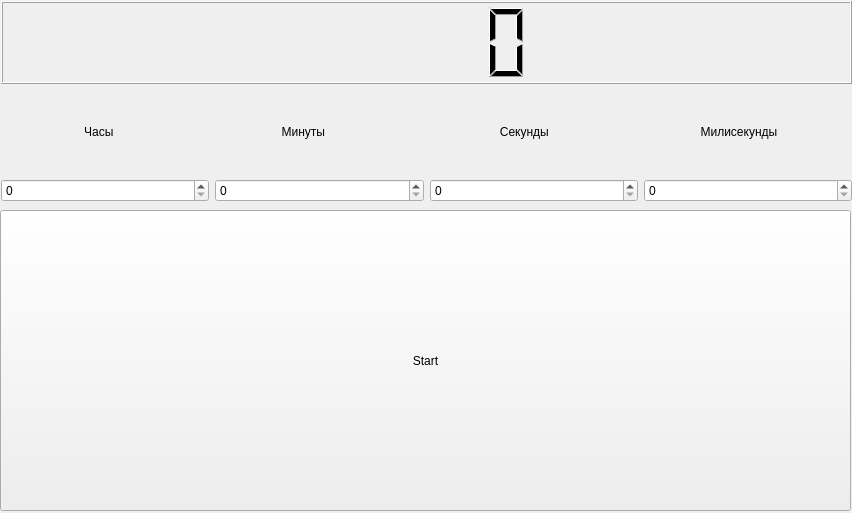
Artemy579/qt_projects, file alarm_clock/mainwindow.ui: the form before one commit.
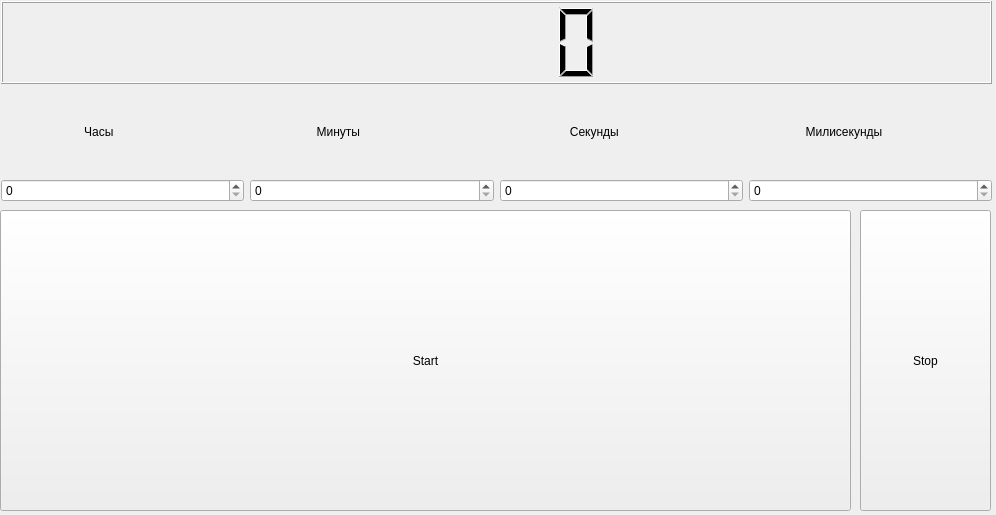
The form after the commit.

```diff
--- a/alarm_clock/mainwindow.ui
+++ b/alarm_clock/mainwindow.ui
@@ -6,8 +6,8 @@
    <rect>
     <x>0</x>
     <y>0</y>
-    <width>852</width>
-    <height>513</height>
+    <width>996</width>
+    <height>515</height>
    </rect>
   </property>
   <property name="windowTitle">
@@ -27,12 +27,12 @@
      <string>Start</string>
     </property>
    </widget>
-   <widget class="QWidget" name="">
+   <widget class="QWidget" name="layoutWidget">
     <property name="geometry">
      <rect>
       <x>1</x>
       <y>1</y>
-      <width>851</width>
+      <width>991</width>
       <height>201</height>
      </rect>
     </property>
@@ -120,6 +120,19 @@
      </item>
     </layout>
    </widget>
+   <widget class="QPushButton" name="pushButton_stop">
+    <property name="geometry">
+     <rect>
+      <x>860</x>
+      <y>210</y>
+      <width>131</width>
+      <height>301</height>
+     </rect>
+    </property>
+    <property name="text">
+     <string>Stop</string>
+    </property>
+   </widget>
   </widget>
  </widget>
  <resources/>
```
